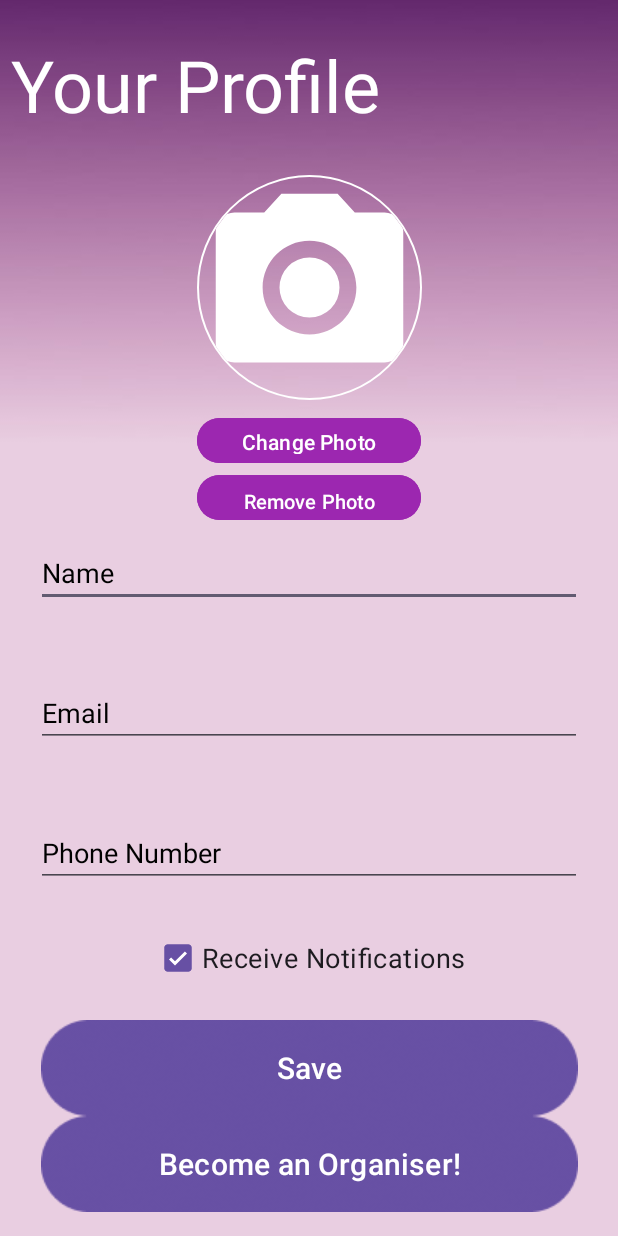
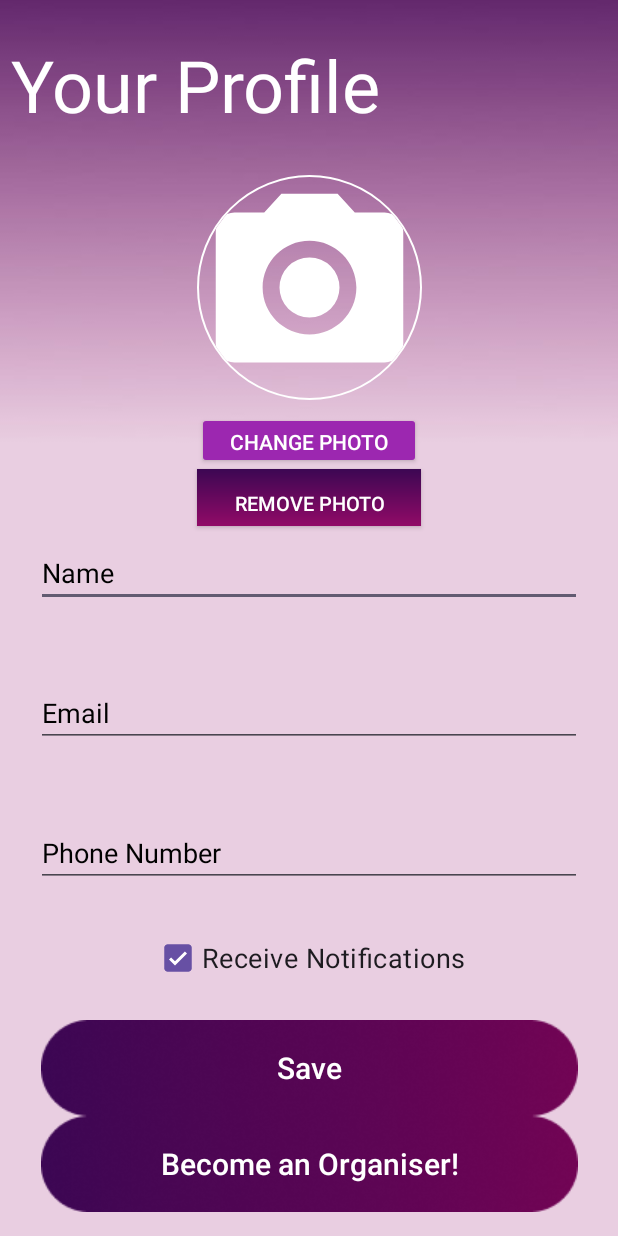
Before and after one commit to CMPUT301F24helios/Aethon-Events, an Android app: the ProfileActivity screen opened directly, with no data from a screen before it, on a phone screen of 412 x 824 dp. Run offline under Robolectric (Android 15) with nearby library versions, the phone set to English and light mode, and no system bars; our stand-ins replace CircleImageView, Firebase (no records; nobody signed in at launch, a user with empty details on screens opened directly), Picasso; pictures from the network do not load.

Commit message:
gradient added half

```diff
--- a/app/src/main/res/layout/profile_page.xml
+++ b/app/src/main/res/layout/profile_page.xml
@@ -38,7 +38,7 @@
         app:layout_constraintTop_toBottomOf="@+id/textView" />
 
 
-    <Button
+    <android.widget.Button
         android:id="@+id/changePhoto"
         android:layout_width="149dp"
         android:layout_height="38dp"
@@ -54,12 +54,12 @@
         app:layout_constraintStart_toStartOf="parent"
         app:layout_constraintTop_toBottomOf="@+id/profileImage" />
 
-    <Button
+    <android.widget.Button
         android:id="@+id/removePhoto"
         android:layout_width="149dp"
         android:layout_height="38dp"
         android:layout_gravity="center_horizontal"
-        android:backgroundTint="@color/purple"
+        android:background="@drawable/gradient_background"
         android:paddingTop="8dp"
         android:text="Remove Photo"
         android:textColor="#FFFFFF"
@@ -134,26 +134,30 @@
         app:layout_constraintStart_toStartOf="parent"
         app:layout_constraintTop_toBottomOf="@+id/edit_phone" />
 
-    <Button
+    <android.widget.Button
         android:id="@+id/save_btn"
         android:layout_width="wrap_content"
         android:layout_height="wrap_content"
         android:background="@drawable/button_bg"
         android:text="Save"
         android:textSize="20dp"
+        android:textColor="@color/white"
+        android:textAllCaps="false"
         app:layout_constraintBottom_toBottomOf="parent"
         app:layout_constraintBottom_toTopOf="@+id/switch_org"
         app:layout_constraintEnd_toEndOf="parent"
         app:layout_constraintStart_toStartOf="parent"
         app:layout_constraintTop_toBottomOf="@+id/checkBox" />
 
-    <Button
+    <android.widget.Button
         android:id="@+id/switch_org"
         android:layout_width="wrap_content"
         android:layout_height="wrap_content"
         android:layout_marginBottom="29dp"
         android:background="@drawable/button_bg"
         android:text="Become an Organiser!"
+        android:textColor="@color/white"
+        android:textAllCaps="false"
         android:textSize="20dp"
         app:layout_constraintBottom_toBottomOf="parent"
         app:layout_constraintEnd_toEndOf="parent"
```
